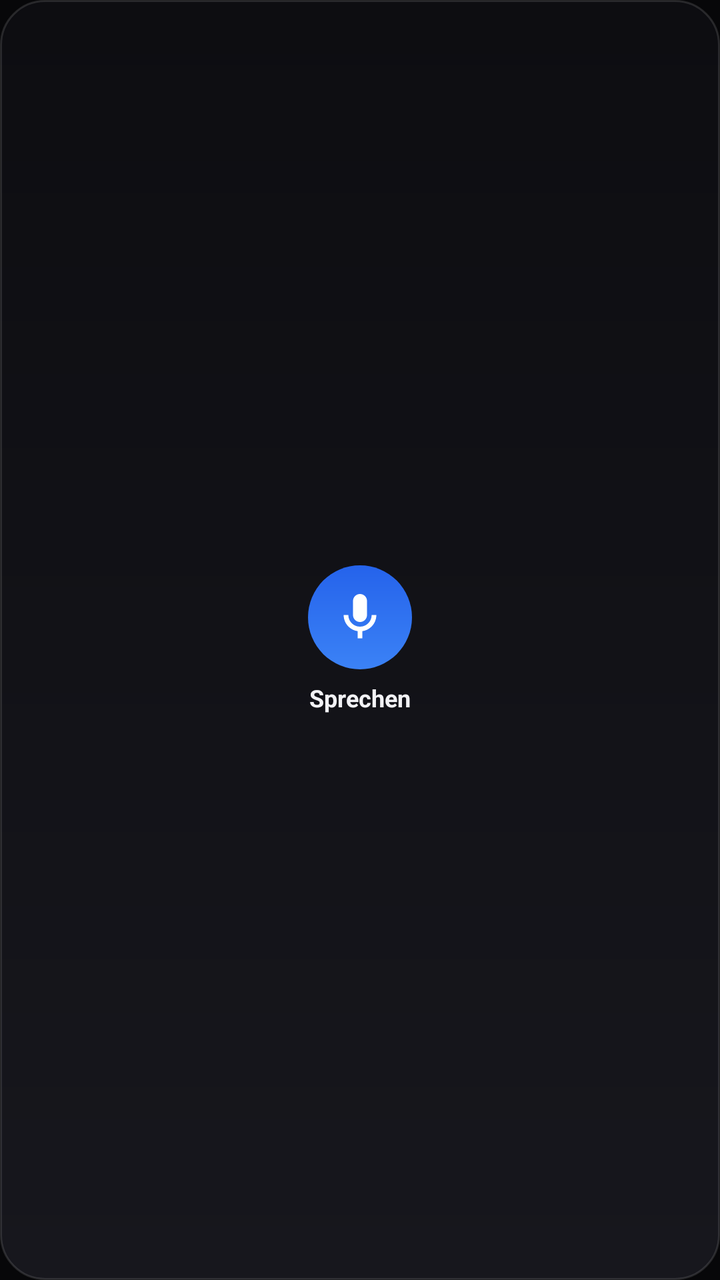
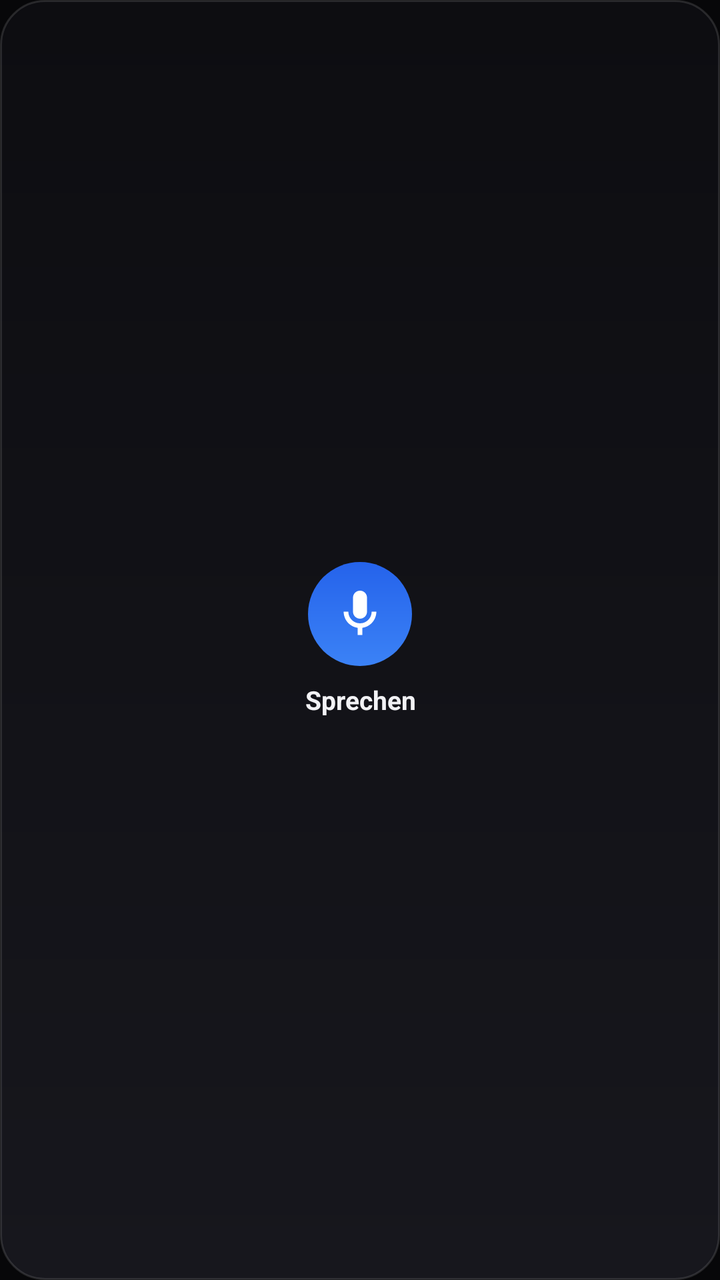

Before-and-after screenshots of an Android layout around one commit, followed by the original layout XML and the change that was made.
<!-- AndroidManifest.xml: application theme Theme.Solaris -->
<!-- res/layout/widget_voice.xml -->
<?xml version="1.0" encoding="utf-8"?>
<LinearLayout xmlns:android="http://schemas.android.com/apk/res/android"
    android:id="@+id/voice_root"
    android:layout_width="match_parent"
    android:layout_height="match_parent"
    android:orientation="vertical"
    android:gravity="center"
    android:background="@drawable/widget_bg"
    android:padding="8dp">

    <ImageView
        android:id="@+id/voice_mic"
        android:layout_width="52dp"
        android:layout_height="52dp"
        android:background="@drawable/voice_mic_circle"
        android:padding="12dp"
        android:src="@drawable/ic_mic"
        android:tint="#FFFFFFFF"
        android:contentDescription="@string/voice_widget_label" />

    <TextView
        android:id="@+id/voice_label"
        android:layout_width="wrap_content"
        android:layout_height="wrap_content"
        android:layout_marginTop="6dp"
        android:maxLines="1"
        android:ellipsize="end"
        android:text="@string/voice_widget_cta"
        android:textColor="@color/solaris_text"
        android:textStyle="bold"
        android:textSize="12sp" />
</LinearLayout>
<!-- resources referenced by this layout -->
<resources>
  <color name="solaris_text">#F2F2F5</color>
  <!-- drawable ic_mic (drawable) -->
  <vector xmlns:android="http://schemas.android.com/apk/res/android"
      android:width="24dp" android:height="24dp"
      android:viewportWidth="24" android:viewportHeight="24"
      android:tint="#FFFFFFFF">
      <path android:fillColor="#FFFFFFFF"
          android:pathData="M12,14c1.66,0 3,-1.34 3,-3V5c0,-1.66 -1.34,-3 -3,-3S9,3.34 9,5v6c0,1.66 1.34,3 3,3zM17,11c0,2.76 -2.24,5 -5,5s-5,-2.24 -5,-5H5c0,3.53 2.61,6.43 6,6.92V21h2v-3.08c3.39,-0.49 6,-3.39 6,-6.92h-2z" />
  </vector>
  <!-- drawable voice_mic_circle (drawable) -->
  <?xml version="1.0" encoding="utf-8"?>
  <shape xmlns:android="http://schemas.android.com/apk/res/android"
      android:shape="oval">
      <gradient
          android:angle="90"
          android:startColor="@color/solaris_accent"
          android:endColor="@color/solaris_accent_dark" />
  </shape>
  <!-- drawable widget_bg (drawable) -->
  <?xml version="1.0" encoding="utf-8"?>
  <shape xmlns:android="http://schemas.android.com/apk/res/android"
      android:shape="rectangle">
      <gradient
          android:angle="90"
          android:startColor="#FF17171D"
          android:endColor="#FF0D0D11" />
      <corners android:radius="22dp" />
      <stroke android:width="1dp" android:color="#1FFFFFFF" />
  </shape>
  <string name="voice_widget_cta">Sprechen</string>
  <string name="voice_widget_label">Solaris · Sprache</string>
  <color name="solaris_accent">#3B82F6</color>
  <color name="solaris_accent_dark">#2563EB</color>
  <color name="solaris_bg_elevated">#0C0C0E</color>
  <color name="solaris_bg">#070709</color>
  <color name="solaris_text_muted">#9AA0AE</color>
  <color name="solaris_text_faint">#6B7280</color>
  <style name="Widget.Solaris.Button" parent="Widget.AppCompat.Button">
          <item name="android:background">@drawable/btn_solaris</item>
          <item name="android:textColor">@color/solaris_text</item>
          <item name="android:textAllCaps">false</item>
          <item name="android:textStyle">bold</item>
          <item name="android:textSize">15sp</item>
          <item name="android:minHeight">52dp</item>
          <item name="android:paddingLeft">20dp</item>
          <item name="android:paddingRight">20dp</item>
          <item name="android:stateListAnimator">@null</item>
      </style>
  <style name="Widget.Solaris.EditText" parent="Widget.AppCompat.EditText">
          <item name="android:background">@drawable/field_solaris</item>
          <item name="android:textColor">@color/solaris_text</item>
          <item name="android:textColorHint">@color/solaris_text_faint</item>
          <item name="android:paddingLeft">16dp</item>
          <item name="android:paddingRight">16dp</item>
          <item name="android:paddingTop">14dp</item>
          <item name="android:paddingBottom">14dp</item>
          <item name="android:textSize">15sp</item>
      </style>
  <!-- drawable field_solaris (drawable) -->
  <?xml version="1.0" encoding="utf-8"?>
  <selector xmlns:android="http://schemas.android.com/apk/res/android">
      <item android:state_focused="true">
          <shape android:shape="rectangle">
              <solid android:color="@color/solaris_field" />
              <corners android:radius="@dimen/radius_sm" />
              <stroke android:width="1dp" android:color="@color/solaris_accent" />
          </shape>
      </item>
      <item>
          <shape android:shape="rectangle">
              <solid android:color="@color/solaris_field" />
              <corners android:radius="@dimen/radius_sm" />
              <stroke android:width="1dp" android:color="@color/solaris_card_edge" />
          </shape>
      </item>
  </selector>
  <dimen name="radius_md">16dp</dimen>
  <color name="solaris_field">#161620</color>
  <dimen name="radius_sm">12dp</dimen>
  <color name="solaris_card_edge">#1FFFFFFF</color>
</resources>

<!-- the commit's change to res/layout/widget_voice.xml (unified diff, before → after) -->
@@ -6,13 +6,13 @@
     android:orientation="vertical"
     android:gravity="center"
     android:background="@drawable/widget_bg"
-    android:padding="8dp">
+    android:padding="12dp">
 
     <ImageView
         android:id="@+id/voice_mic"
         android:layout_width="52dp"
         android:layout_height="52dp"
-        android:background="@drawable/voice_mic_circle"
+        android:background="@drawable/tile_accent_circle"
         android:padding="12dp"
         android:src="@drawable/ic_mic"
         android:tint="#FFFFFFFF"
@@ -22,11 +22,12 @@
         android:id="@+id/voice_label"
         android:layout_width="wrap_content"
         android:layout_height="wrap_content"
-        android:layout_marginTop="6dp"
+        android:layout_marginTop="8dp"
+        android:gravity="center"
         android:maxLines="1"
         android:ellipsize="end"
         android:text="@string/voice_widget_cta"
         android:textColor="@color/solaris_text"
         android:textStyle="bold"
-        android:textSize="12sp" />
+        android:textSize="13sp" />
 </LinearLayout>
<!-- resource entries referenced after the edit -->
@@ -9,7 +9,7 @@
       <path android:fillColor="#FFFFFFFF"
           android:pathData="M12,14c1.66,0 3,-1.34 3,-3V5c0,-1.66 -1.34,-3 -3,-3S9,3.34 9,5v6c0,1.66 1.34,3 3,3zM17,11c0,2.76 -2.24,5 -5,5s-5,-2.24 -5,-5H5c0,3.53 2.61,6.43 6,6.92V21h2v-3.08c3.39,-0.49 6,-3.39 6,-6.92h-2z" />
   </vector>
-  <!-- drawable voice_mic_circle (drawable) -->
+  <!-- drawable tile_accent_circle (drawable) -->
   <?xml version="1.0" encoding="utf-8"?>
   <shape xmlns:android="http://schemas.android.com/apk/res/android"
       android:shape="oval">
